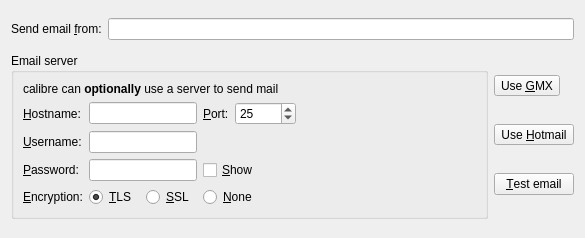
This is src/calibre/gui2/wizard/send_email.ui in debian-calibre/calibre as Qt 5 draws it before an edit. The edited form follows.
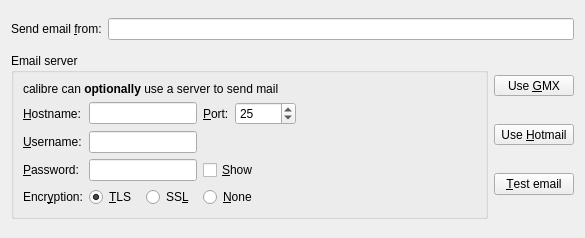
This is the edited form. Icons and pictures are not drawn.

```diff
--- a/src/calibre/gui2/wizard/send_email.ui
+++ b/src/calibre/gui2/wizard/send_email.ui
@@ -148,7 +148,7 @@
       <item row="4" column="0">
        <widget class="QLabel" name="label_21">
         <property name="text">
-         <string>&amp;Encryption:</string>
+         <string>Encr&amp;yption:</string>
         </property>
         <property name="buddy">
          <cstring>relay_tls</cstring>
@@ -174,7 +174,7 @@
          <string>Use SSL encryption when connecting to the mail server.</string>
         </property>
         <property name="text">
-         <string>&amp;SSL</string>
+         <string>SS&amp;L</string>
         </property>
        </widget>
       </item>
@@ -208,6 +208,12 @@
     <layout class="QVBoxLayout" name="verticalLayout_9">
      <item>
       <widget class="QToolButton" name="relay_use_gmx">
+       <property name="sizePolicy">
+        <sizepolicy hsizetype="Minimum" vsizetype="Fixed">
+         <horstretch>0</horstretch>
+         <verstretch>0</verstretch>
+        </sizepolicy>
+       </property>
        <property name="text">
         <string>Use &amp;GMX</string>
        </property>
```
Left out of the diff: 6 changed lines with no effect on the pictures.
